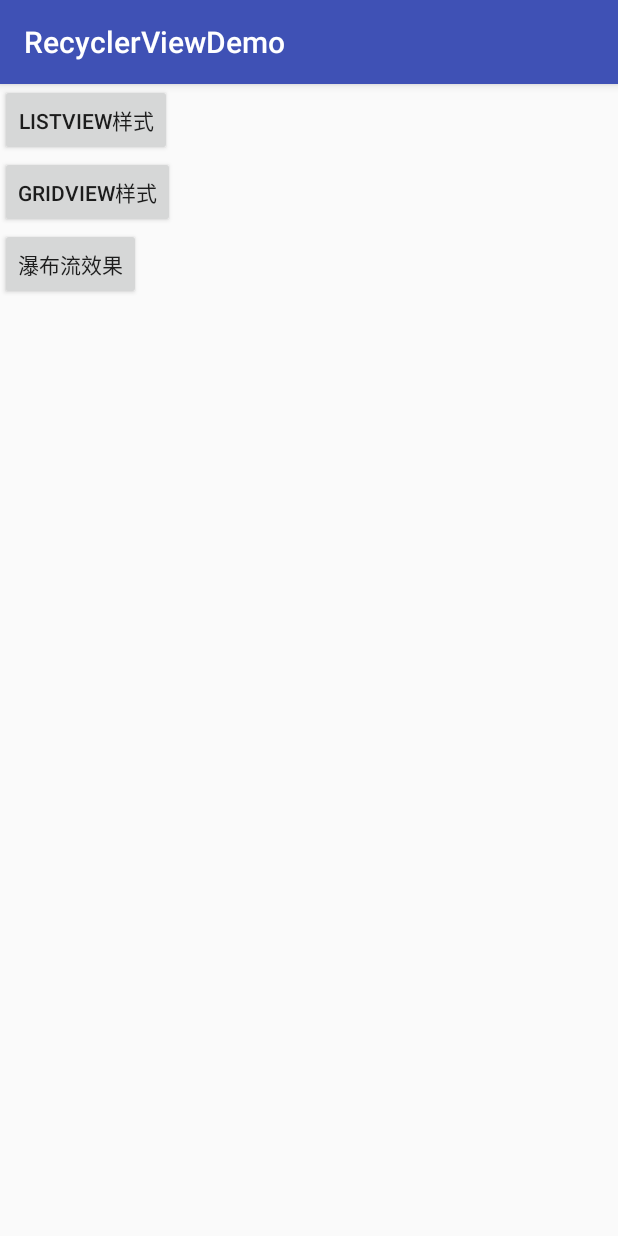
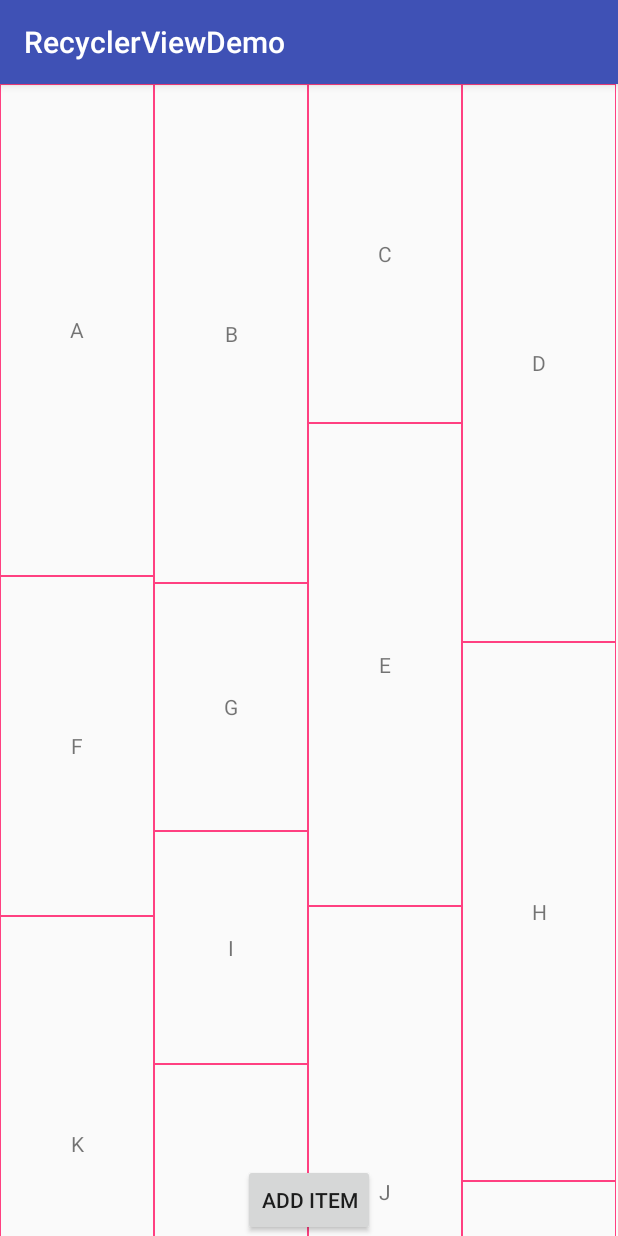
Before and after one commit to gqq519/RecyclerViewDemo, an Android app: the screen it shows after launch (MainActivity), on a phone screen of 412 x 824 dp. Run offline under Robolectric (Android 15) with nearby library versions, the phone set to English and light mode, and no system bars; our stand-ins replace ButterKnife.

Commit message:
其他使用

```diff
--- a/app/src/main/java/com/feicuiedu/recyclerviewdemo/MainActivity.java
+++ b/app/src/main/java/com/feicuiedu/recyclerviewdemo/MainActivity.java
@@ -1,34 +1,103 @@
 package com.feicuiedu.recyclerviewdemo;
 
-import android.content.Intent;
+import android.graphics.drawable.GradientDrawable;
 import android.os.Bundle;
 import android.support.v7.app.AppCompatActivity;
+import android.support.v7.widget.DefaultItemAnimator;
+import android.support.v7.widget.DividerItemDecoration;
+import android.support.v7.widget.GridLayoutManager;
+import android.support.v7.widget.LinearLayoutManager;
+import android.support.v7.widget.RecyclerView;
+import android.support.v7.widget.StaggeredGridLayoutManager;
+import android.view.MotionEvent;
 import android.view.View;
+import android.widget.Toast;
 
+import java.util.ArrayList;
+import java.util.List;
+
+import butterknife.BindView;
 import butterknife.ButterKnife;
 import butterknife.OnClick;
 
 public class MainActivity extends AppCompatActivity {
+
+    @BindView(R.id.linearView)
+    RecyclerView mRecyclerView;
+    private List<String> mData;
+    private MyRecyclerAdapter mRecyclerAdapter;
 
     @Override
     protected void onCreate(Bundle savedInstanceState) {
         super.onCreate(savedInstanceState);
         setContentView(R.layout.activity_main);
         ButterKnife.bind(this);
+        initView();
+        initData();
     }
 
-    @OnClick({R.id.btnList, R.id.btnGrid, R.id.btnStagger})
-    public void onClick(View view) {
-        switch (view.getId()) {
-            case R.id.btnList:
-                startActivity(new Intent(this,LinearActivity.class));
-                break;
-            case R.id.btnGrid:
-                startActivity(new Intent(this,GridActivity.class));
-                break;
-            case R.id.btnStagger:
-                startActivity(new Intent(this,StaggerActivity.class));
-                break;
+    private void initView() {
+
+        /**
+         * 设置RecyclerView的展示样式:提供三种视图
+         * 1. LinearLayoutManager
+         * 2. GridLayoutManager
+         * 3. StaggeredGridLayoutManager
+         */
+
+        // 线性：类似ListView
+//        mRecyclerView.setLayoutManager(new LinearLayoutManager(this));
+
+        // 网格
+//        mRecyclerView.setLayoutManager(new GridLayoutManager(this,4));
+
+        // 瀑布流:设置水平和垂直
+        mRecyclerView.setLayoutManager(new StaggeredGridLayoutManager(4,StaggeredGridLayoutManager.VERTICAL));
+
+
+
+        // 设置item的添加和删除的动画
+        mRecyclerView.setItemAnimator(new DefaultItemAnimator());
+        // 设置分割线,默认提供一个，我们可以自定义，也可以直接在item布局中画一个分割线
+//        mRecyclerView.addItemDecoration(new DividerItemDecoration(this, DividerItemDecoration.HORIZONTAL));
+//        mRecyclerView.addItemDecoration(new DividerItemDecoration(this, DividerItemDecoration.VERTICAL));
+
+        // 设置适配器
+        mRecyclerAdapter = new MyRecyclerAdapter();
+        mRecyclerView.setAdapter(mRecyclerAdapter);
+
+
+        // item的点击监听
+        mRecyclerAdapter.setOnItemClickListener(new MyRecyclerAdapter.OnItemClickListener() {
+            @Override
+            public void onItemClick(int position) {
+                Toast.makeText(MainActivity.this, "click："+position, Toast.LENGTH_SHORT).show();
+            }
+        });
+
+        // item长按监听
+        mRecyclerAdapter.setOnItemLongClickListener(new MyRecyclerAdapter.OnItemLongClickListener() {
+            @Override
+            public void onItemLongClick(int position) {
+                Toast.makeText(MainActivity.this, "long click:"+position, Toast.LENGTH_SHORT).show();
+                mRecyclerAdapter.removeData(position);
+            }
+        });
+
+    }
+
+    @OnClick(R.id.btnAdd)
+    public void addItem(View view){
+        mRecyclerAdapter.addData(1);
+    }
+
+    // 设置数据
+    private void initData() {
+        mData = new ArrayList<>();
+        for (int i = 'A'; i < 'z'; i++)
+        {
+            mData.add("" + (char) i);
         }
+        mRecyclerAdapter.setData(mData);
     }
 }
--- a/app/src/main/java/com/feicuiedu/recyclerviewdemo/MyRecyclerAdapter.java
+++ b/app/src/main/java/com/feicuiedu/recyclerviewdemo/MyRecyclerAdapter.java
@@ -7,6 +7,7 @@ import android.view.View;
 import android.view.ViewGroup;
 import android.widget.LinearLayout;
 import android.widget.TextView;
+import android.widget.Toast;
 
 import java.util.ArrayList;
 import java.util.List;
@@ -21,28 +22,90 @@ import butterknife.ButterKnife;
 public class MyRecyclerAdapter extends RecyclerView.Adapter<MyRecyclerAdapter.ViewHolder>{
 
     private List<String> mData = new ArrayList<>();
+    private List<Integer> heights;
 
+    private OnItemClickListener mClickListener;
+    private OnItemLongClickListener mLongClickListener;
+
+    // 获取item的随机高度：也可以在onBindViewHolder里面设置
+    private void getRandomHeight(List<String> lists){
+        heights = new ArrayList<>();
+        for (int i = 0; i < lists.size(); i++) {
+            heights.add((int)(200+Math.random()*400));
+        }
+    }
+
+    // 设置数据
     public void setData(List<String> data){
+        getRandomHeight(data);
         mData.clear();
         mData.addAll(data);
         notifyDataSetChanged();
+    }
+
+    // 删除数据
+    public void removeData(int position) {
+        mData.remove(position);
+        getRandomHeight(mData);
+        notifyItemRemoved(position);
+    }
+
+    public void addData(int position){
+        mData.add(position,"insert ok");
+        getRandomHeight(mData);
+        notifyItemInserted(position);
+    }
+
+    public void setOnItemClickListener(OnItemClickListener clickListener) {
+        mClickListener = clickListener;
+    }
+
+    public void setOnItemLongClickListener(OnItemLongClickListener longClickListener) {
+        mLongClickListener = longClickListener;
     }
 
     // 创建ViewHolder
     @Override
     public ViewHolder onCreateViewHolder(ViewGroup parent, int viewType) {
         View view = LayoutInflater.from(parent.getContext()).inflate(R.layout.item_recycler,parent,false);
-        return new ViewHolder(view);
+        ViewHolder viewHolder = new ViewHolder(view);
+        return viewHolder;
     }
 
     @Override
-    public void onBindViewHolder(ViewHolder holder, int position) {
-        Log.i("TAG","textView:"+(holder.mTvItem==null)+",mData:"+(mData==null));
-        int height = (int) ((Math.random()*100)+100);
-        LinearLayout.LayoutParams layoutParams= new LinearLayout.LayoutParams(ViewGroup.LayoutParams.MATCH_PARENT,height);
+    public void onBindViewHolder(ViewHolder holder, final int position) {
+
+//        int height = (int) ((Math.random()*100)+100);
+//        LinearLayout.LayoutParams layoutParams = new LinearLayout.LayoutParams(ViewGroup.LayoutParams.MATCH_PARENT,height);
+//        holder.mTvItem.setLayoutParams(layoutParams);
+
+        ViewGroup.LayoutParams layoutParams = holder.mTvItem.getLayoutParams();
+        layoutParams.height = heights.get(position);
         holder.mTvItem.setLayoutParams(layoutParams);
-        Log.i("TAG","tv:width:"+holder.mTvItem.getWidth()+",height:"+holder.mTvItem.getHeight());
+
         holder.mTvItem.setText(mData.get(position));
+
+        if (mClickListener!=null) {
+            // 设置点击监听
+            holder.mTvItem.setOnClickListener(new View.OnClickListener() {
+                @Override
+                public void onClick(View v) {
+//                Toast.makeText(v.getContext(), "点击了item"+position, Toast.LENGTH_SHORT).show();
+                    // 具体做什么操作并不知道或者不方便处理，那就让Activity或Fragment处理
+                    mClickListener.onItemClick(position);
+                }
+            });
+        }
+
+        if (mLongClickListener!=null) {
+            holder.mTvItem.setOnLongClickListener(new View.OnLongClickListener() {
+                @Override
+                public boolean onLongClick(View v) {
+                    mLongClickListener.onItemLongClick(position);
+                    return true;
+                }
+            });
+        }
     }
 
     @Override
@@ -59,7 +122,17 @@ public class MyRecyclerAdapter extends RecyclerView.Adapter<MyRecyclerAdapter.Vi
             super(itemView);
             // 两个参数的！！
             ButterKnife.bind(this,itemView);
+
         }
     }
 
+    // 点击监听
+    public interface OnItemClickListener {
+        void onItemClick(int position);
+    }
+
+    // 长按监听
+    public interface OnItemLongClickListener{
+        void onItemLongClick(int position);
+    }
 }
--- a/app/src/main/res/layout/activity_main.xml
+++ b/app/src/main/res/layout/activity_main.xml
@@ -1,29 +1,23 @@
 <?xml version="1.0" encoding="utf-8"?>
-<LinearLayout
+<RelativeLayout
     xmlns:android="http://schemas.android.com/apk/res/android"
     xmlns:tools="http://schemas.android.com/tools"
-    android:id="@+id/activity_main"
+    android:id="@+id/activity_linear"
     android:layout_width="match_parent"
     android:layout_height="match_parent"
-    android:orientation="vertical"
     tools:context="com.feicuiedu.recyclerviewdemo.MainActivity">
 
+    <android.support.v7.widget.RecyclerView
+        android:id="@+id/linearView"
+        android:layout_width="match_parent"
+        android:layout_height="wrap_content"></android.support.v7.widget.RecyclerView>
+
     <Button
-        android:id="@+id/btnList"
+        android:id="@+id/btnAdd"
         android:layout_width="wrap_content"
         android:layout_height="wrap_content"
-        android:text="listView样式"/>
+        android:text="add item"
+        android:layout_centerHorizontal="true"
+        android:layout_alignParentBottom="true"/>
 
-    <Button
-        android:id="@+id/btnGrid"
-        android:layout_width="wrap_content"
-        android:layout_height="wrap_content"
-        android:text="GridView样式"/>
-
-    <Button
-        android:id="@+id/btnStagger"
-        android:layout_width="wrap_content"
-        android:layout_height="wrap_content"
-        android:text="瀑布流效果"/>
-
-</LinearLayout>
+</RelativeLayout>
--- a/app/src/main/res/layout/item_recycler.xml
+++ b/app/src/main/res/layout/item_recycler.xml
@@ -12,10 +12,4 @@
         android:text="1"
         android:background="@drawable/item_bg"/>
 
-  <!--  <View
-        android:layout_width="match_parent"
-        android:layout_height="2dp"
-        android:background="@color/colorAccent"
-        android:alpha="0.5"/>-->
-
 </LinearLayout>
```
Also changed, not shown: app/src/main/AndroidManifest.xml (+0 -7 lines), app/src/main/java/com/feicuiedu/recyclerviewdemo/GridActivity.java (deleted, +0 -13 lines), app/src/main/java/com/feicuiedu/recyclerviewdemo/LinearActivity.java (deleted, +0 -77 lines), app/src/main/java/com/feicuiedu/recyclerviewdemo/StaggerActivity.java (deleted, +0 -16 lines), app/src/main/res/layout/activity_grid.xml (deleted, +0 -14 lines), app/src/main/res/layout/activity_linear.xml (deleted, +0 -16 lines), app/src/main/res/layout/activity_stagger.xml (deleted, +0 -14 lines).
